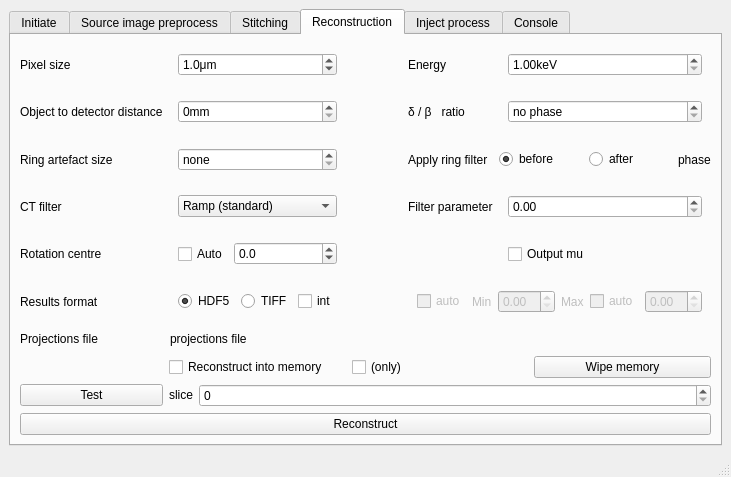
Qt form share/imblproc/imbl-ui.ui (AustralianSynchrotron/imblproc) before a commit.
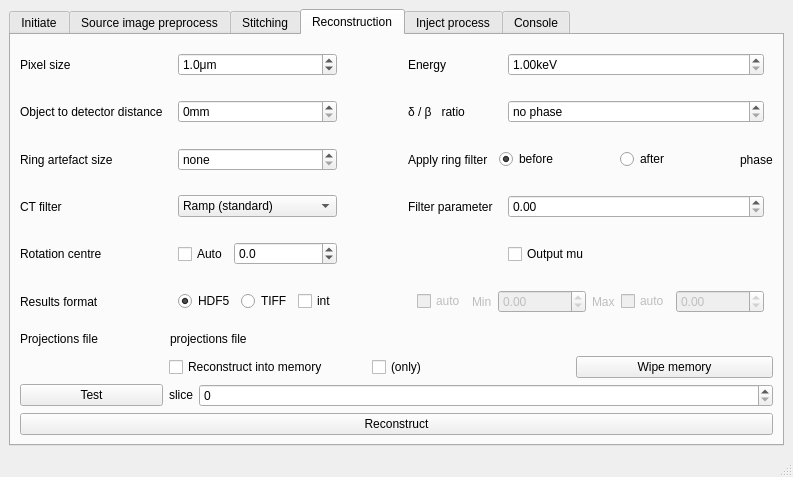
The same form after that commit. The open tabs and pages were chosen to show the change. Icons and pictures are not drawn.

The edit to the form file:
```diff
--- a/share/imblproc/imbl-ui.ui
+++ b/share/imblproc/imbl-ui.ui
@@ -1667,6 +1667,12 @@
            </item>
            <item>
             <widget class="QDoubleSpinBox" name="min">
+             <property name="minimum">
+              <double>-10000000000000000213204190094543968723012578712679649467743338496.000000000000000</double>
+             </property>
+             <property name="maximum">
+              <double>1000000000000000057857959942726969827393378689175040438172647424.000000000000000</double>
+             </property>
              <property name="saveInConfig" stdset="0">
               <number>0</number>
              </property>
@@ -1703,6 +1709,12 @@
            </item>
            <item>
             <widget class="QDoubleSpinBox" name="max">
+             <property name="minimum">
+              <double>-9999999999999999538762658202121142272.000000000000000</double>
+             </property>
+             <property name="maximum">
+              <double>10000000000000000139372116959414099130712064.000000000000000</double>
+             </property>
              <property name="saveInConfig" stdset="0">
               <number>0</number>
              </property>
```
